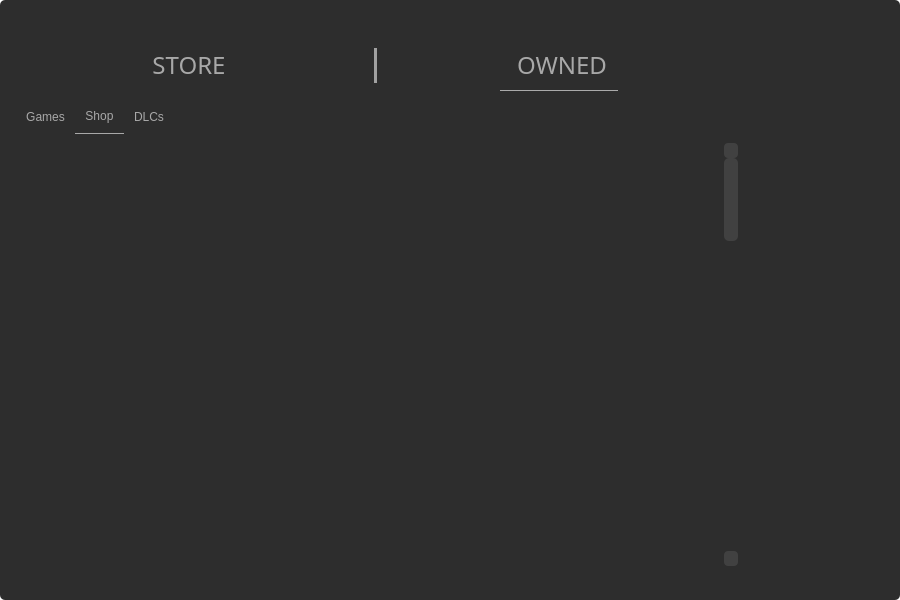
First picture: the form in kold_launcher_main.ui, repository Windokk/Crystal_Launcher, before the edit.
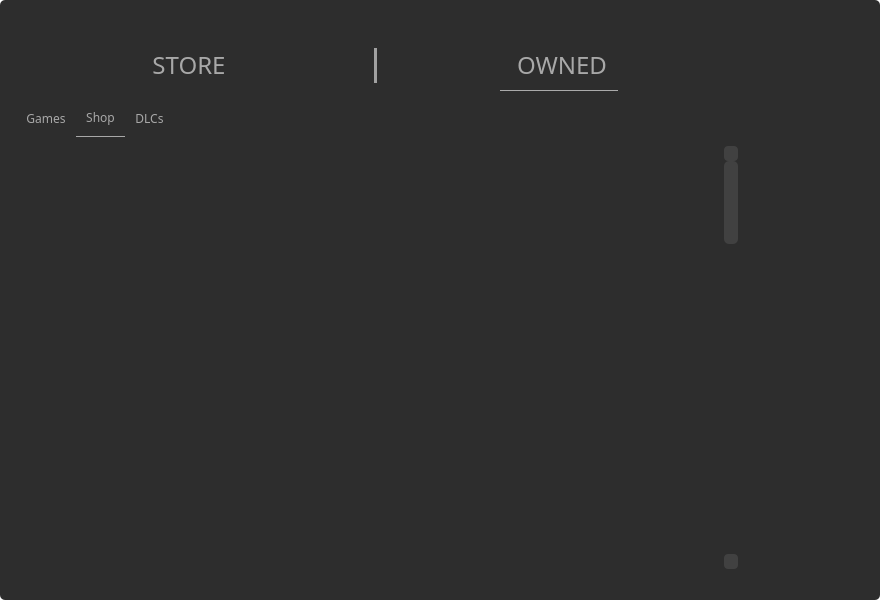
Second picture: the form after the edit. Icons and pictures are not drawn.

The edit to the form file:
```diff
--- a/kold_launcher_main.ui
+++ b/kold_launcher_main.ui
@@ -6,7 +6,7 @@
    <rect>
     <x>0</x>
     <y>0</y>
-    <width>900</width>
+    <width>880</width>
     <height>600</height>
    </rect>
   </property>
@@ -454,6 +454,11 @@
             <height>481</height>
            </rect>
           </property>
+          <property name="font">
+           <font>
+            <family>Nirmala UI Semilight</family>
+           </font>
+          </property>
           <property name="layoutDirection">
            <enum>Qt::LeftToRight</enum>
           </property>
@@ -817,6 +822,11 @@
             <height>481</height>
            </rect>
           </property>
+          <property name="font">
+           <font>
+            <family>Nirmala UI Semilight</family>
+           </font>
+          </property>
           <property name="layoutDirection">
            <enum>Qt::LeftToRight</enum>
           </property>
```
